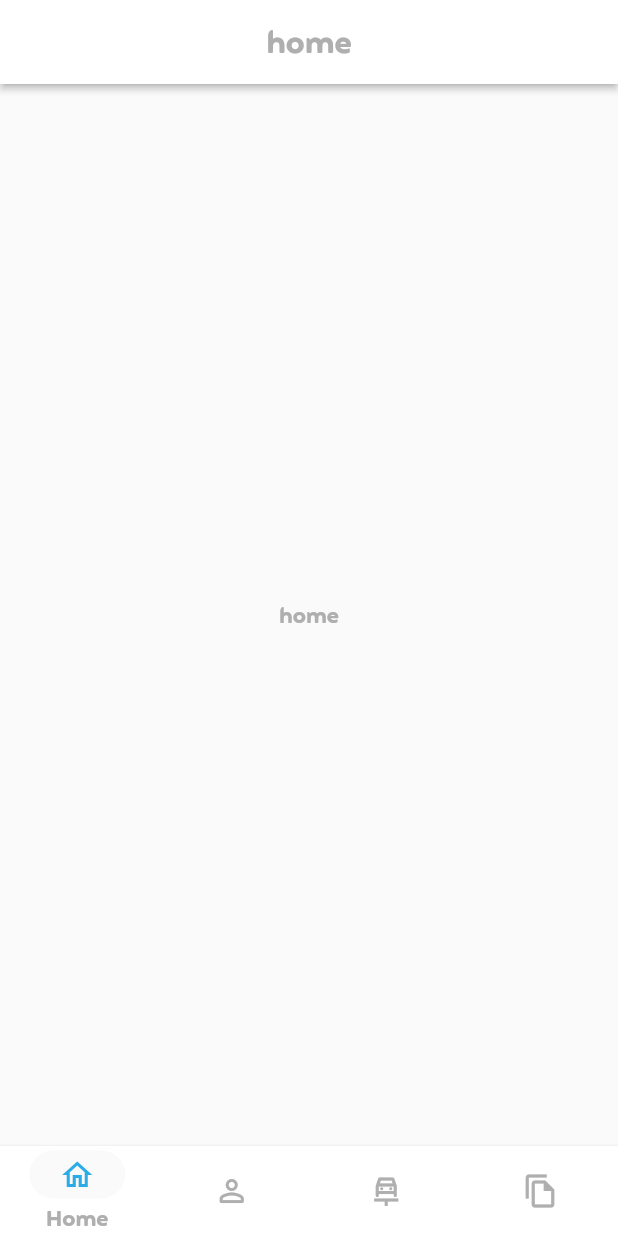
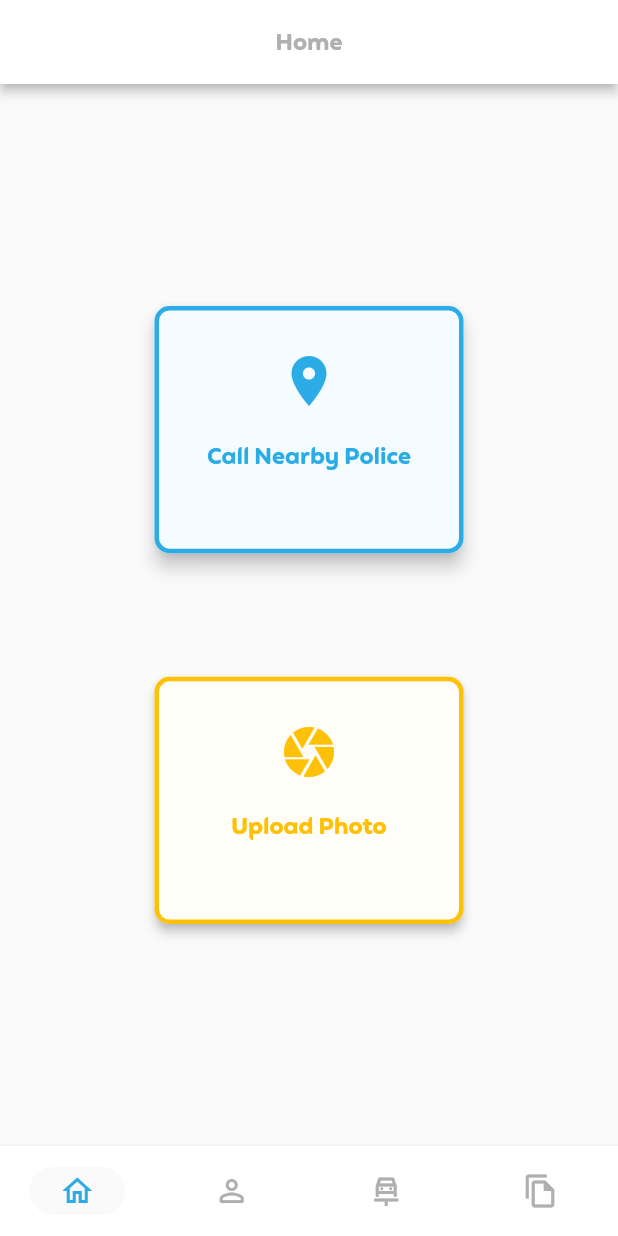
Before and after one commit to natitedros/Car-Accident-Management, a Flutter app: the DriverPage screen opened by its route, on a phone screen of 412 x 824 dp. Run offline on Flutter 3.47's test engine with Material 2 defaults, Android fonts, the phone set to English and light mode, and no system bars.

Commit message:
deleted signup.txt and added driver_home page

```diff
--- a/mobile/lib/datamodel.dart
+++ b/mobile/lib/datamodel.dart
@@ -4,7 +4,8 @@
 
 import 'dart:convert';
 
-DataModel? dataModelFromJson(String str) => DataModel.fromJson(json.decode(str));
+DataModel? dataModelFromJson(String str) =>
+    DataModel.fromJson(json.decode(str));
 
 String dataModelToJson(DataModel? data) => json.encode(data!.toJson());
 
--- a/mobile/lib/main.dart
+++ b/mobile/lib/main.dart
@@ -1,4 +1,4 @@
-import 'dart:ui';
+// import 'dart:ui';
 
 import 'package:flutter/material.dart';
 
--- a/mobile/lib/pages/driver/driver.dart
+++ b/mobile/lib/pages/driver/driver.dart
@@ -1,4 +1,4 @@
-import 'package:flutter/cupertino.dart';
+// import 'package:flutter/cupertino.dart';
 import 'package:flutter/material.dart';
 import 'package:car_accident_management/pages/driver/driver_home.dart';
 import 'package:car_accident_management/pages/driver/driver_profile.dart';
@@ -34,8 +34,7 @@
               height: 60,
               backgroundColor: Colors.white,
               elevation: 2,
-              labelBehavior:
-                  NavigationDestinationLabelBehavior.onlyShowSelected,
+              labelBehavior: NavigationDestinationLabelBehavior.alwaysHide,
               selectedIndex: index,
               onDestinationSelected: (index) =>
                   setState(() => this.index = index),
--- a/mobile/lib/pages/driver/driver_home.dart
+++ b/mobile/lib/pages/driver/driver_home.dart
@@ -1,4 +1,4 @@
-import 'dart:html';
+// import 'dart:html';
 
 import 'package:flutter/material.dart';
 
@@ -9,19 +9,114 @@
 
 class _DriverHomePageState extends State<DriverHomePage> {
   @override
-  Widget build(BuildContext context) => Scaffold(
+  Widget build(BuildContext context) {
+    double height = MediaQuery.of(context).size.height;
+    double width = MediaQuery.of(context).size.width;
+    return Scaffold(
       appBar: AppBar(
         backgroundColor: Colors.white,
-          elevation: 2,
+        elevation: 3,
         title: Text(
-            'home',
-            style: TextStyle(color: Color(0xFFAFAFAF)),
+          'Home',
+          style: TextStyle(color: Color(0xFFAFAFAF), fontSize: 15.0),
         ),
         centerTitle: true,
       ),
       body: Container(
         alignment: Alignment.center,
-          child: Text('home'),
+        child: Column(
+          mainAxisAlignment: MainAxisAlignment.center,
+          children: <Widget>[
+            SizedBox(
+              width: width * 0.5,
+              height: height * 0.2,
+              child: ElevatedButton(
+                onPressed: () => {},
+                style: ElevatedButton.styleFrom(
+                  elevation: 5,
+                  shape: RoundedRectangleBorder(
+                      borderRadius: BorderRadius.circular(10),
+                      side: BorderSide(
+                        width: 3.0,
+                        color: Color(0xFF2CACE7),
+                      )),
+                  backgroundColor: Color.fromARGB(255, 245, 252, 255),
+                  padding: EdgeInsets.symmetric(horizontal: 20, vertical: 20),
+                  textStyle: TextStyle(),
+                ),
+                child: Column(
+                  // Replace with a Row for horizontal icon + text
+                  children: <Widget>[
+                    Padding(
+                      padding: const EdgeInsets.all(10),
+                      child: Icon(
+                        Icons.location_on_sharp,
+                        color: Color(0xFF2CACE7),
+                        size: 40.0,
+                      ),
+                    ),
+                    Padding(
+                      padding: const EdgeInsets.fromLTRB(0, 10, 0, 0),
+                      child: Text(
+                        "Call Nearby Police",
+                        style: TextStyle(
+                          fontFamily: 'Feather',
+                          color: Color(0xFF2CACE7),
+                          fontSize: 15.0,
+                        ),
+                      ),
+                    )
+                  ],
+                ),
+              ),
+            ),
+            SizedBox(height: height * 0.1),
+            SizedBox(
+              width: width * 0.5,
+              height: height * 0.2,
+              child: ElevatedButton(
+                onPressed: () => {},
+                style: ElevatedButton.styleFrom(
+                  elevation: 3,
+                  shape: RoundedRectangleBorder(
+                      borderRadius: BorderRadius.circular(10),
+                      side: BorderSide(
+                        width: 3.0,
+                        color: Colors.amber,
+                      )),
+                  backgroundColor: Color.fromARGB(255, 255, 254, 248),
+                  padding: EdgeInsets.symmetric(horizontal: 20, vertical: 20),
+                  textStyle: TextStyle(),
+                ),
+                child: Column(
+                  // Replace with a Row for horizontal icon + text
+                  children: <Widget>[
+                    Padding(
+                      padding: const EdgeInsets.all(10),
+                      child: Icon(
+                        Icons.camera,
+                        color: Colors.amber,
+                        size: 40.0,
+                      ),
+                    ),
+                    Padding(
+                      padding: const EdgeInsets.fromLTRB(0, 10, 0, 0),
+                      child: Text(
+                        "Upload Photo",
+                        style: TextStyle(
+                          fontFamily: 'Feather',
+                          color: Colors.amber,
+                          fontSize: 15.0,
+                        ),
+                      ),
+                    )
+                  ],
+                ),
+              ),
+            ),
+          ],
+        ),
       ),
     );
   }
+}
```
Also changed, not shown: mobile/lib/pages/signup.txt (deleted, +0 -100 lines). Lines whose indentation alone changed are shown as unchanged.
